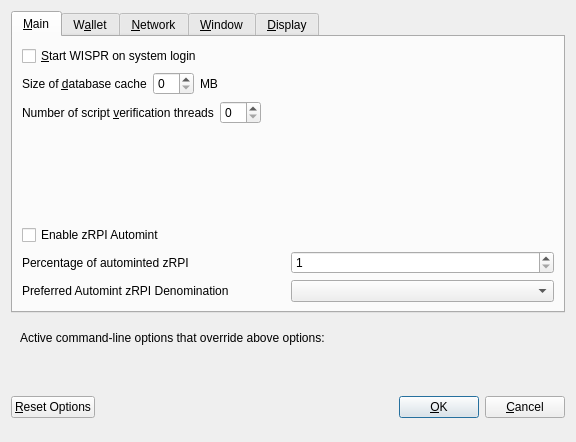
rpicoin/rpicore, file src/qt/forms/optionsdialog.ui: the form before one commit.
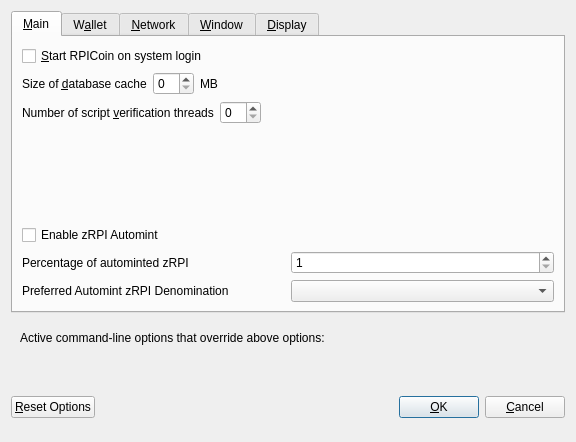
The form after the commit. The open tabs and pages were chosen to show the change. Custom widgets are drawn as their Qt base class.

Commit message: [CORE] Renamed to RPICoin

The edit to the form file:
```diff
--- a/src/qt/forms/optionsdialog.ui
+++ b/src/qt/forms/optionsdialog.ui
@@ -33,7 +33,7 @@
           <string>Automatically start WISPR after logging in to the system.</string>
          </property>
          <property name="text">
-          <string>&amp;Start WISPR on system login</string>
+          <string>&amp;Start RPICoin on system login</string>
          </property>
         </widget>
        </item>
```
Left out of the diff: 8 changed lines with no effect on the pictures. The commit also changes 132 other files.
